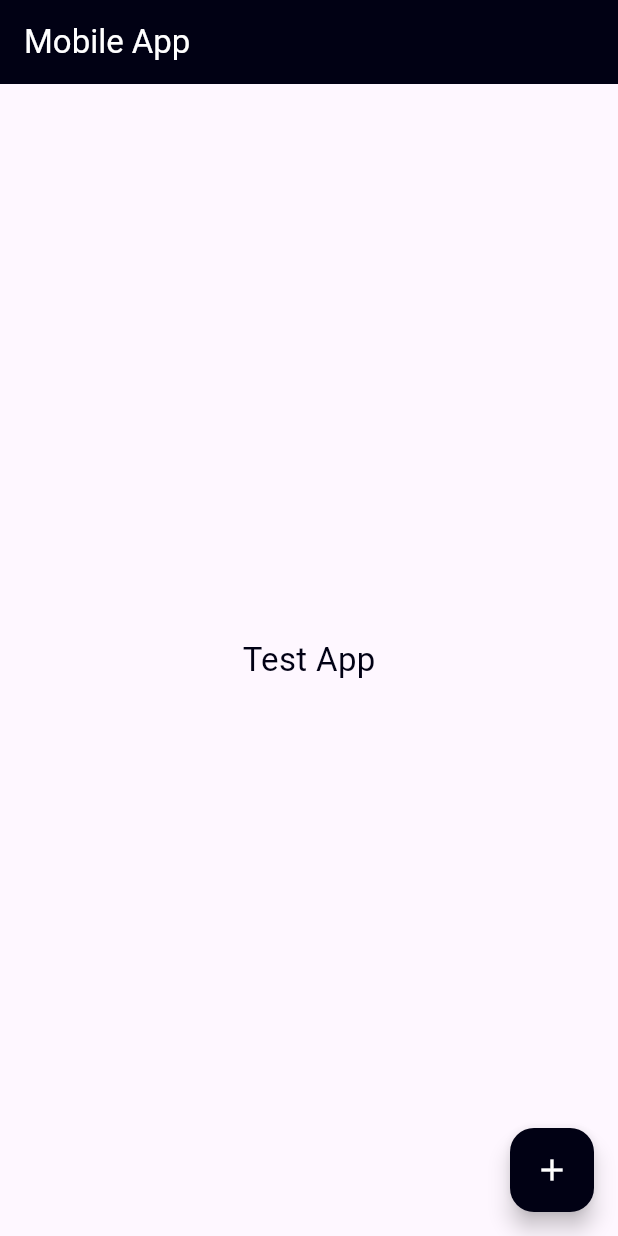
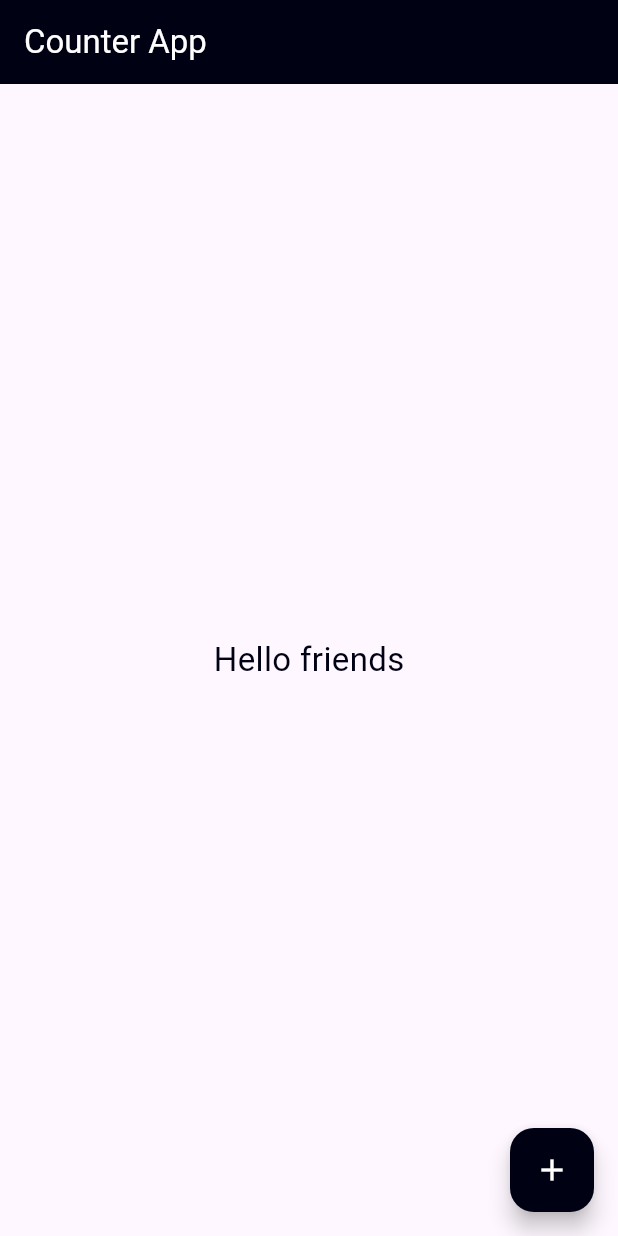
Before and after one commit to 6631501135MIN/flutter_lab, a Flutter app: the screen it shows after launch, on a phone screen of 412 x 824 dp. Run offline on Flutter 3.47's test engine with Material 3 defaults, Android fonts, the phone set to English and light mode, and no system bars.

Commit message:
Make a FAB clickable  and change the message

```diff
--- a/lib/main.dart
+++ b/lib/main.dart
@@ -1,6 +1,6 @@
 import 'package:flutter/material.dart';
-import 'package:flutter_lab/week04/basic.dart';
+import 'package:flutter_lab/week04/counter.dart';
 
 void main() {
-  runApp(MaterialApp(home: Basic()));
+  runApp(MaterialApp(home: Counter()));
 }
--- /dev/null
+++ b/lib/week04/counter.dart
@@ -0,0 +1,38 @@
+import 'package:flutter/material.dart';
+
+class Counter extends StatefulWidget {
+  const Counter({super.key});
+
+  @override
+  State<Counter> createState() => _CounterState();
+}
+
+class _CounterState extends State<Counter> {  // Fixed: Changed from _MyWidgetState extends State<MyWidget>
+  //state variables
+  String message = 'Hello friends';
+  @override
+  Widget build(BuildContext context) {
+    return Scaffold(
+        appBar: AppBar(
+          title: Text('Counter App', style: TextStyle(color: Colors.white)),
+          backgroundColor: Color.fromARGB(255, 1, 1, 20),
+        ),
+        body: Center(
+          child: Text(
+            message,
+            style: TextStyle(fontSize: 22, color: Color.fromARGB(255, 1, 1, 20)),
+          ),
+        ),
+        floatingActionButton: FloatingActionButton(
+          onPressed: () {
+            // debugPrint('test');
+            setState((){
+              message = (message == 'Hello friends') ? 'Hello me' : 'Hello friends';
+            });
+          },
+          backgroundColor: Color.fromARGB(255, 1, 1, 20),
+          child: Icon(Icons.add, color: Colors.white),
+        ),
+      );
+  }
+}
```
